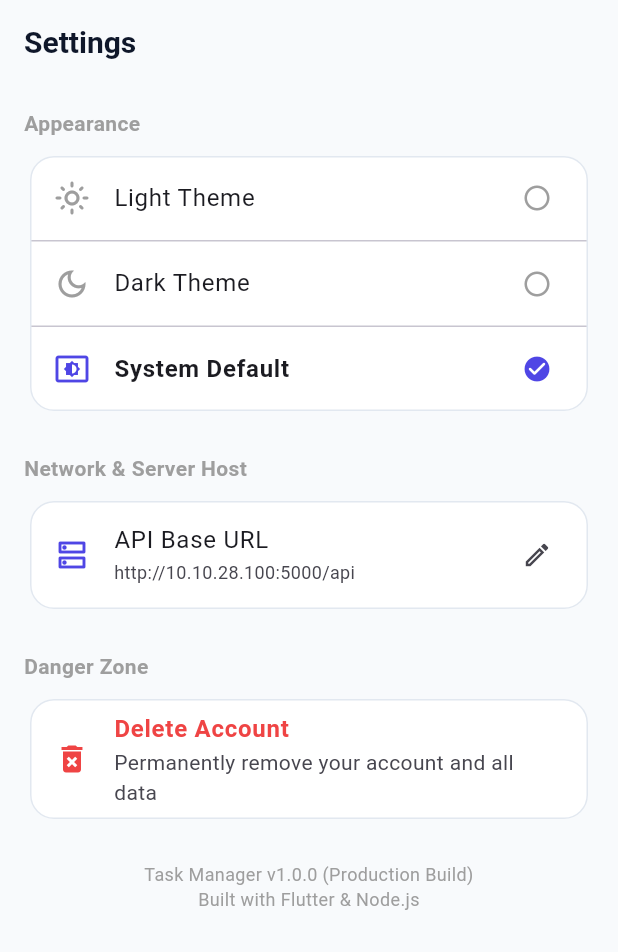
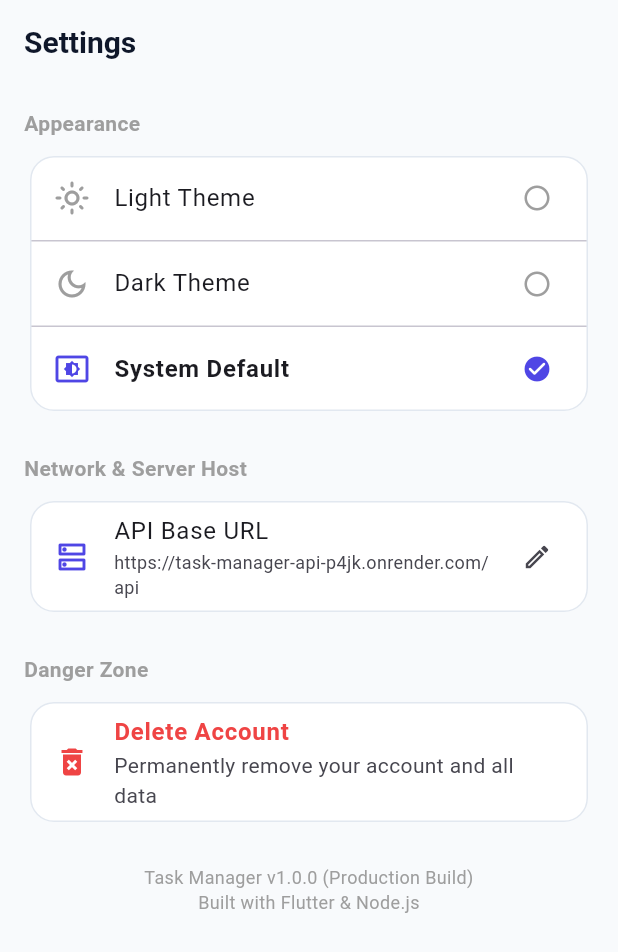
Before and after one commit to imarufhasan/taskmanagement_app, a Flutter app: the SettingsScreen screen opened by its route, on a phone screen of 412 x 824 dp. Shown: the top 952 px of the screen. Run offline on Flutter 3.47's test engine with Material 3 defaults, Android fonts, the phone set to English and light mode, and no system bars; our stand-ins replace dio, flutter_riverpod, flutter_secure_storage, go_router, shared_preferences, table_calendar; accounts and stored records are empty.

Commit message:
feat: set live Render production URL as default baseUrl

```diff
--- a/lib/core/constants/api_constants.dart
+++ b/lib/core/constants/api_constants.dart
@@ -2,11 +2,11 @@ import 'dart:io' show Platform;
 import 'package:flutter/foundation.dart';
 
 class ApiConstants {
-  // Configurable base host. Defaults to smart platform detection.
+  // Configurable base host. Defaults to live cloud server.
   static String? customHost;
 
-  // Your PC's LAN IPv4 address (from ipconfig)
-  static const String pcLanIp = '10.10.28.100';
+  // Live Production Server URL deployed on Render
+  static const String liveBaseUrl = 'https://task-manager-api-p4jk.onrender.com';
 
   static String get baseUrl {
     if (customHost != null && customHost!.trim().isNotEmpty) {
@@ -14,18 +14,7 @@ class ApiConstants {
       return host.startsWith('http') ? '$host/api' : 'http://$host:5000/api';
     }
 
-    if (kIsWeb) {
-      return 'http://localhost:5000/api';
-    }
-
-    try {
-      if (Platform.isAndroid) {
-        // Physical Android device connects directly to your PC's IP:
-        return 'http://$pcLanIp:5000/api';
-      }
-    } catch (_) {}
-
-    return 'http://localhost:5000/api';
+    return '$liveBaseUrl/api';
   }
 
   // Auth endpoints
```
